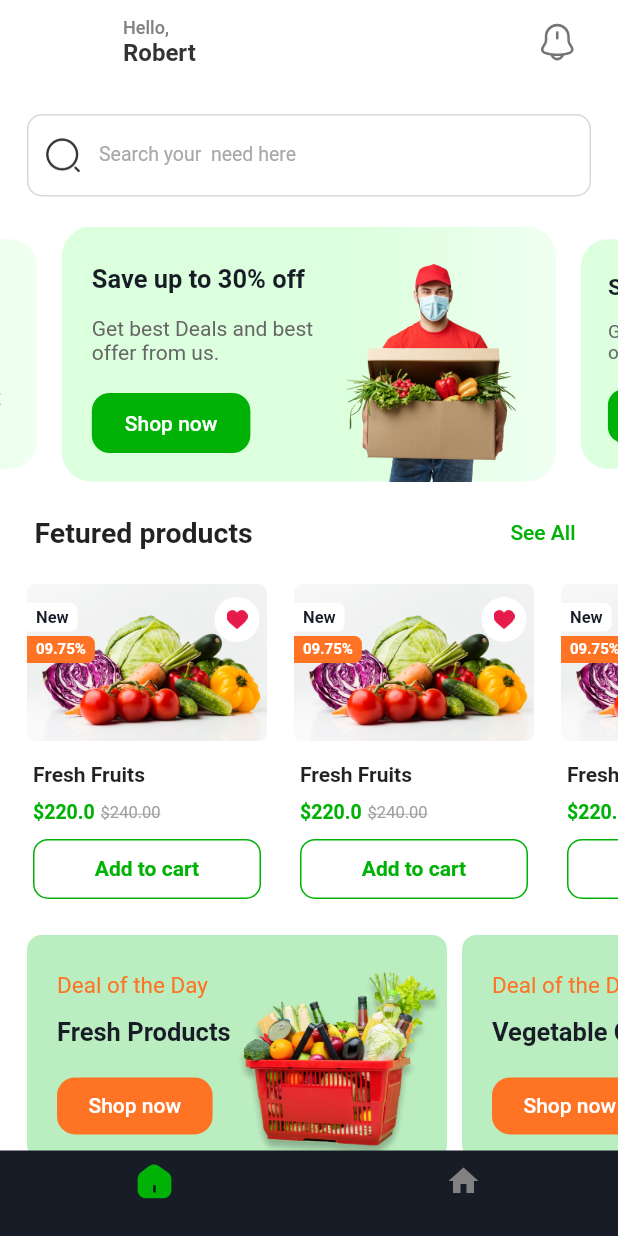
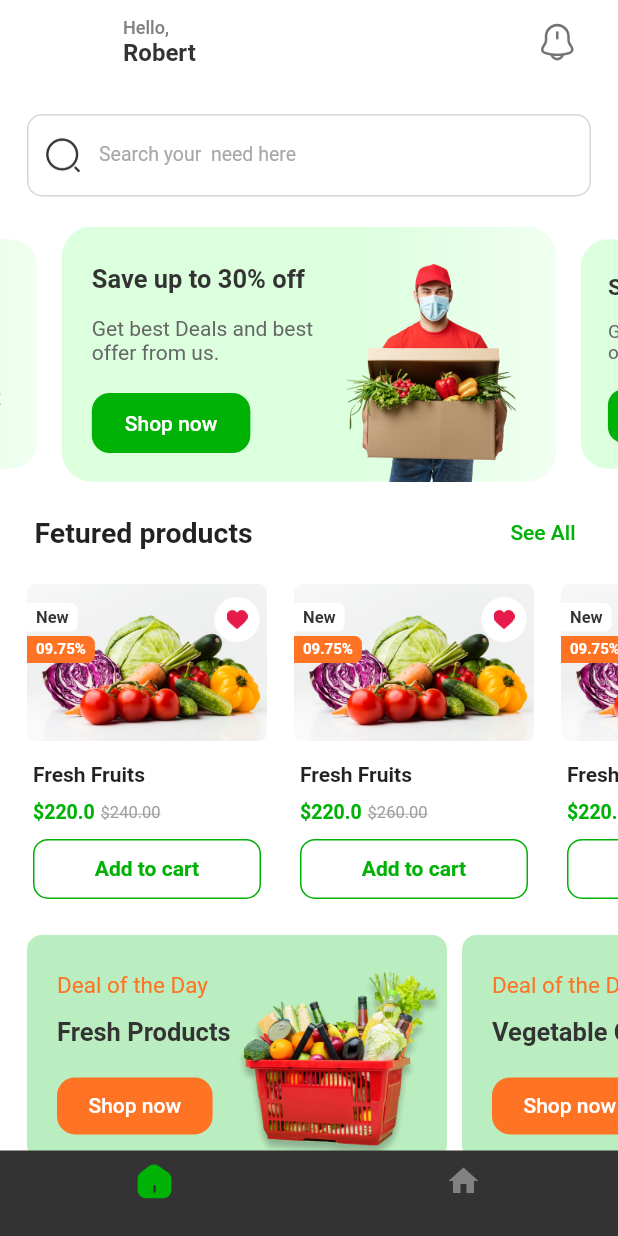
Before and after one commit to Timlex/gracious_app, a Flutter app: the HomeFront screen opened by its route, on a phone screen of 412 x 824 dp. Run offline on Flutter 3.47's test engine with Material 2 defaults, Android fonts, the phone set to English and light mode, and no system bars; drawn by our look-alikes of card_swiper; our stand-ins replace flutter_rating_bar, flutter_svg.

Commit message:
Product Details Screen partially done

```diff
--- a/analysis_options.yaml
+++ b/analysis_options.yaml
@@ -10,6 +10,7 @@
 include: package:flutter_lints/flutter.yaml
 
 linter:
+
   # The lint rules applied to this project can be customized in the
   # section below to disable rules from the `package:flutter_lints/flutter.yaml`
   # included above or to enable additional rules. A list of all available lints
@@ -22,6 +23,7 @@ linter:
   # `// ignore_for_file: name_of_lint` syntax on the line or in the file
   # producing the lint.
   rules:
+
     # avoid_print: false  # Uncomment to disable the `avoid_print` rule
     # prefer_single_quotes: true  # Uncomment to enable the `prefer_single_quotes` rule
 
--- /dev/null
+++ b/lib/model/products.dart
@@ -0,0 +1,58 @@
+class Product {
+  final String id;
+  String title;
+  double amount;
+  double discountPecentage;
+  List<String> image;
+  Product(
+      {required this.id,
+      required this.title,
+      required this.amount,
+      required this.discountPecentage,
+      required this.image});
+}
+
+class Products {
+  final List<Product> _products = [
+    Product(
+      id: '01',
+      title: 'Fresh Fruits',
+      amount: 240,
+      discountPecentage: 9.66,
+      image: [
+        'assets/images/product1.png',
+        'assets/images/product1.png',
+        'assets/images/product1.png',
+        'assets/images/product1.png',
+      ],
+    ),
+    Product(
+      id: '02',
+      title: 'Fresh Fruits',
+      amount: 260,
+      discountPecentage: 9.66,
+      image: [
+        'assets/images/product1.png',
+        'assets/images/product1.png',
+        'assets/images/product1.png',
+        'assets/images/product1.png',
+      ],
+    ),
+    Product(
+      id: '03',
+      title: 'Fresh Fruits',
+      amount: 250,
+      discountPecentage: 9.66,
+      image: [
+        'assets/images/product1.png',
+        'assets/images/product1.png',
+        'assets/images/product1.png',
+        'assets/images/product1.png',
+      ],
+    ),
+  ];
+
+  List<Product> get products {
+    return _products;
+  }
+}
--- a/lib/view/home/home.dart
+++ b/lib/view/home/home.dart
@@ -1,5 +1,6 @@
 import 'package:card_swiper/card_swiper.dart';
 import 'package:flutter/material.dart';
+import 'package:gren_mart/model/products.dart';
 import 'package:gren_mart/view/auth/custom_text_field.dart';
 import 'package:gren_mart/model/poster_data.dart';
 import 'package:gren_mart/view/home/deal_timer.dart';
@@ -7,6 +8,7 @@ import 'package:gren_mart/view/home/dow_card.dart';
 import 'package:gren_mart/view/home/product_card.dart';
 import 'package:gren_mart/view/utils/constant_styles.dart';
 import 'poster_card.dart';
+import '';
 
 class Home extends StatelessWidget {
   Home({Key? key}) : super(key: key);
@@ -15,6 +17,7 @@ class Home extends StatelessWidget {
 
   @override
   Widget build(BuildContext context) {
+    // final productData = Provider.of<Products>(context, listen: false).products;
     return Column(
       children: [
         const SizedBox(
@@ -61,12 +64,12 @@ class Home extends StatelessWidget {
               const SizedBox(
                 width: 18,
               ),
-              ProductCard('Fresh Fruits', 240, 'assets/images/product1.png',
-                  discountAmount: 220),
-              ProductCard('Fresh Fruits', 240, 'assets/images/product1.png',
-                  discountAmount: 220),
-              ProductCard('Fresh Fruits', 240, 'assets/images/product1.png',
-                  discountAmount: 220)
+              ...Products()
+                  .products
+                  .map((e) => ProductCard(
+                      e.title, e.amount, 'assets/images/product1.png',
+                      discountAmount: 220))
+                  .toList()
             ],
           ),
         ),
@@ -98,9 +101,9 @@ class Home extends StatelessWidget {
                 style: TextStyle(fontSize: 19, fontWeight: FontWeight.w600),
               ),
               const Spacer(),
-              DealTimer(DateTime.now().add(Duration(minutes: 2)), 'h'),
-              DealTimer(DateTime.now().add(Duration(minutes: 2)), 'm'),
-              DealTimer(DateTime.now().add(Duration(minutes: 2)), 's'),
+              DealTimer(DateTime.now().add(const Duration(minutes: 2)), 'h'),
+              DealTimer(DateTime.now().add(const Duration(minutes: 2)), 'm'),
+              DealTimer(DateTime.now().add(const Duration(minutes: 2)), 's'),
             ],
           ),
         ),
--- a/lib/view/home/home_front.dart
+++ b/lib/view/home/home_front.dart
@@ -1,7 +1,7 @@
 import 'package:flutter/material.dart';
 import 'package:flutter_svg/flutter_svg.dart';
 import 'package:gren_mart/view/home/home.dart';
-import 'package:gren_mart/view/home/navigation_helper.dart';
+import 'package:gren_mart/view/home/home_helper.dart';
 import 'package:gren_mart/view/utils/constant_colors.dart';
 import 'package:gren_mart/view/utils/constant_styles.dart';
 
--- a/lib/view/home/product_card.dart
+++ b/lib/view/home/product_card.dart
@@ -1,6 +1,6 @@
-import 'package:flutter/cupertino.dart';
 import 'package:flutter/material.dart';
-import 'package:flutter_svg/flutter_svg.dart';
+import 'package:gren_mart/model/products.dart';
+import 'package:gren_mart/view/details/product_details.dart';
 import 'package:gren_mart/view/utils/constant_colors.dart';
 import 'package:gren_mart/view/utils/constant_styles.dart';
 
@@ -11,13 +11,20 @@ class ProductCard extends StatelessWidget {
   final String _image;
 
   ProductCard(this._title, this._amount, this._image,
-      {this.discountAmount = 0});
+      {Key? key, this.discountAmount = 0})
+      : super(key: key);
 
   ConstantColors cc = ConstantColors();
 
   @override
   Widget build(BuildContext context) {
-    return Container(
+    final product = Products().products.firstWhere((e) => e.amount == _amount);
+    return GestureDetector(
+      onTap: () {
+        Navigator.of(context)
+            .pushNamed(ProductDetails.routeName, arguments: [product.id]);
+      },
+      child: Container(
         width: 160,
         margin: const EdgeInsets.only(right: 18),
         decoration: BoxDecoration(
@@ -37,14 +44,20 @@ class ProductCard extends StatelessWidget {
                       topRight: Radius.circular(10),
                     ),
                   ),
-                child: Image.asset(
+                  child:
+                      // Hero(
+                      //   tag: product.id,
+                      //   child:
+                      Image.asset(
                     _image,
                     fit: BoxFit.cover,
                   ),
+                  // ),
                 ),
                 Container(
                   margin: const EdgeInsets.symmetric(vertical: 13),
-                padding: const EdgeInsets.symmetric(vertical: 3, horizontal: 6),
+                  padding:
+                      const EdgeInsets.symmetric(vertical: 3, horizontal: 6),
                   decoration: BoxDecoration(
                     borderRadius: const BorderRadius.only(
                       topRight: Radius.circular(5),
@@ -62,7 +75,8 @@ class ProductCard extends StatelessWidget {
                 ),
                 Container(
                   margin: const EdgeInsets.only(top: 35),
-                padding: const EdgeInsets.symmetric(vertical: 3, horizontal: 6),
+                  padding:
+                      const EdgeInsets.symmetric(vertical: 3, horizontal: 6),
                   decoration: BoxDecoration(
                     borderRadius: const BorderRadius.only(
                       topRight: Radius.circular(5),
@@ -78,19 +92,7 @@ class ProductCard extends StatelessWidget {
                         fontWeight: FontWeight.w600),
                   ),
                 ),
-              Positioned(
-                  right: 0,
-                  child: Container(
-                    margin: EdgeInsets.only(top: 9, right: 5),
-                    child: CircleAvatar(
-                      radius: 15,
-                      backgroundColor: cc.pureWhite,
-                      child: IconButton(
-                        onPressed: (() {}),
-                        icon: Image.asset('assets/images/heart2.png'),
-                      ),
-                    ),
-                  ))
+                Positioned(right: 0, child: favoriteIcon())
               ],
             ),
             const SizedBox(height: 10),
@@ -105,26 +107,7 @@ class ProductCard extends StatelessWidget {
                         fontSize: 14, fontWeight: FontWeight.w600),
                   ),
                   const SizedBox(height: 10),
-                Row(
-                  children: [
-                    Text(
-                      '\$${discountAmount <= 0 ? _amount.toString() : discountAmount.toString()}',
-                      style: TextStyle(
-                          color: cc.primaryColor,
-                          fontWeight: FontWeight.w600,
-                          fontSize: 13),
-                    ),
-                    const SizedBox(width: 4),
-                    Text(
-                      '\$${_amount.toStringAsFixed(2)}',
-                      style: TextStyle(
-                          color: cc.cardGreyHint,
-                          decoration: TextDecoration.lineThrough,
-                          decorationColor: cc.cardGreyHint,
-                          fontSize: 11),
-                    ),
-                  ],
-                ),
+                  discAmountRow(discountAmount, _amount),
                   const SizedBox(height: 10),
                   GestureDetector(
                     onTap: () {
@@ -154,6 +137,7 @@ class ProductCard extends StatelessWidget {
             )
           ],
         ),
+      ),
     );
   }
 }
--- a/lib/view/utils/constant_colors.dart
+++ b/lib/view/utils/constant_colors.dart
@@ -1,7 +1,6 @@
 import 'package:flutter/material.dart';
 
 class ConstantColors {
-  final Color blackColor = const Color(0xff171C26);
   final Color bgColor = const Color(0xffFAFAFA);
   final Color successColor = const Color(0xff65C18C);
   final Color yellowColor = const Color(0xffFFC300);
@@ -13,9 +12,11 @@ class ConstantColors {
   final Color greyFive = const Color(0xffD0D5DD);
   final Color dividerColor = const Color(0xffF0F0F0);
 
+  final Color blackColor = const Color(0xff333333);
   final Color greyHint = const Color(0xff818181);
   final Color cardGreyHint = const Color(0xff9F9F9F);
   final Color orange = const Color(0xffFF7325);
+  final Color orangeRating = const Color(0xffF8B400);
   final Color lightPrimery = const Color(0xffE3FFE5);
   final Color lightPrimery2 = const Color(0xffBAEDBF);
   final Color pureGrey = Colors.grey;
--- a/lib/view/utils/constant_styles.dart
+++ b/lib/view/utils/constant_styles.dart
@@ -133,6 +133,20 @@ PreferredSizeWidget helloAppBar() {
   );
 }
 
+Widget favoriteIcon({double size = 15}) {
+  return Container(
+    margin: EdgeInsets.only(top: 9, right: 5),
+    child: CircleAvatar(
+      radius: size,
+      backgroundColor: cc.pureWhite,
+      child: IconButton(
+        onPressed: (() {}),
+        icon: Image.asset('assets/images/heart2.png'),
+      ),
+    ),
+  );
+}
+
 Widget seeAllTitle(String title) {
   return Container(
     margin: const EdgeInsets.only(left: 5),
@@ -160,3 +174,24 @@ Widget seeAllTitle(String title) {
     ),
   );
 }
+
+Widget discAmountRow(double discountAmount, double amount) {
+  return Row(
+    children: [
+      Text(
+        '\$${discountAmount <= 0 ? amount.toString() : discountAmount.toString()}',
+        style: TextStyle(
+            color: cc.primaryColor, fontWeight: FontWeight.w600, fontSize: 13),
+      ),
+      const SizedBox(width: 4),
+      Text(
+        '\$${amount.toStringAsFixed(2)}',
+        style: TextStyle(
+            color: cc.cardGreyHint,
+            decoration: TextDecoration.lineThrough,
+            decorationColor: cc.cardGreyHint,
+            fontSize: 11),
+      ),
+    ],
+  );
+}
--- a/pubspec.yaml
+++ b/pubspec.yaml
@@ -33,6 +33,8 @@ dependencies:
   flutter_svg:
   # carousel_slider:
   card_swiper:
+  flutter_rating_bar:
+  # provider:
 
 
   # The following adds the Cupertino Icons font to your application.
```
Also changed, not shown: lib/main.dart (+16 -1 lines), lib/view/auth/signup.dart (+14 -6 lines), lib/view/details/animated_box.dart (added, +54 -0 lines), lib/view/details/plus_minus_cart.dart (added, +137 -0 lines), lib/view/details/product_details.dart (+209 -0 lines), lib/view/intro/splash.dart (+19 -4 lines), assets/images/icons/add.svg (added), assets/images/icons/minus.svg (added), assets/images/icons/star.svg (added), lib/view/home/home_helper.dart (renamed from lib/view/home/navigation_helper.dart), pubspec.lock. Lines whose indentation alone changed are shown as unchanged.
